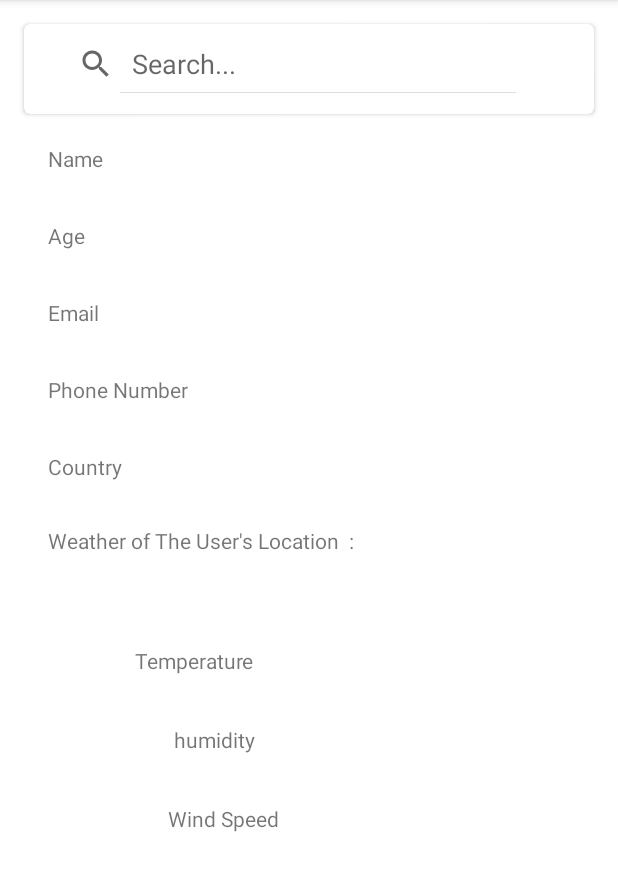
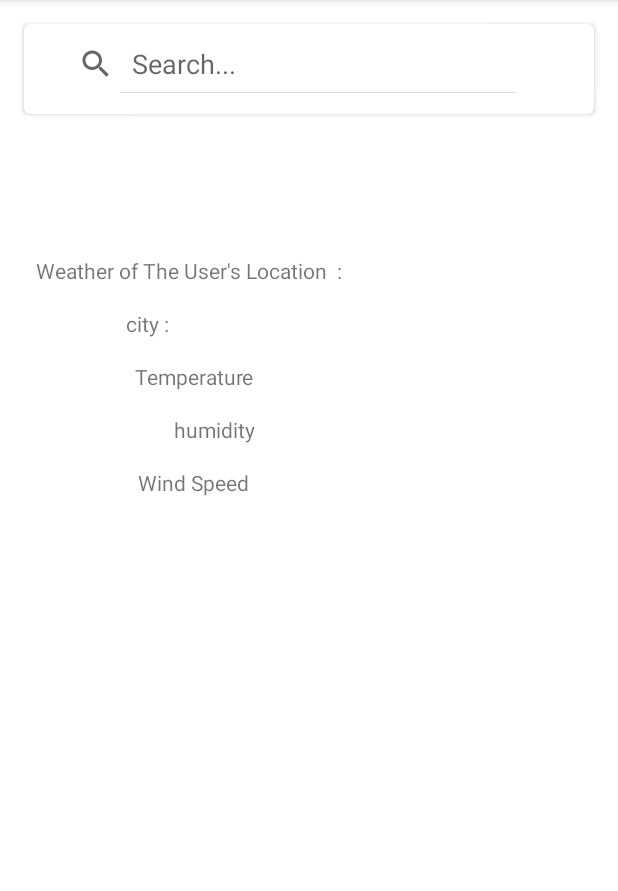
Before and after one commit to Balaganesh007/Listing_App, an Android app: the fragment UserDetailFragment placed in its activity, on a phone screen of 412 x 824 dp, the part 84-975 px from its top. Run offline under Robolectric (Android 15) with nearby library versions, the phone set to English and light mode, and no system bars; our stand-ins replace Room's generated code, Volley, data binding, paging; network calls fail; pictures from the network do not load; 5 statements that could not run were skipped.

Commit message:
Initial commit

```diff
--- a/app/src/main/java/com/example/listingapp/network/Service.kt
+++ b/app/src/main/java/com/example/listingapp/network/Service.kt
@@ -30,7 +30,7 @@ object ObjectUsersApi {
 
 interface UsersApi {
 
-    @GET("?results=5000")
+    @GET("?results=25")
     fun getPropertiesAsync():
             Deferred<NetworkContainer>
 }
--- a/app/src/main/java/com/example/listingapp/ui/ListingScreenFragment.kt
+++ b/app/src/main/java/com/example/listingapp/ui/ListingScreenFragment.kt
@@ -1,5 +1,9 @@
 package com.example.listingapp.ui
 
+import android.content.Context
+import android.net.ConnectivityManager
+import android.net.NetworkCapabilities
+import android.os.Build
 import androidx.lifecycle.ViewModelProvider
 import android.os.Bundle
 import android.util.Log
@@ -14,18 +18,19 @@ import androidx.databinding.DataBindingUtil
 import androidx.databinding.adapters.SearchViewBindingAdapter.setOnQueryTextListener
 import androidx.lifecycle.Observer
 import androidx.navigation.fragment.findNavController
+import androidx.recyclerview.widget.DividerItemDecoration
 import androidx.recyclerview.widget.GridLayoutManager
 
 import com.example.listingapp.R
 import com.example.listingapp.adapter.UserAdapter
 import com.example.listingapp.databinding.ListingScreenFragmentBinding
+import kotlinx.android.synthetic.main.listing_screen_fragment.view.*
 
 class ListingScreenFragment : Fragment() {
 
     private lateinit var binding:ListingScreenFragmentBinding
     private lateinit var viewModel: ListingScreenViewModel
     private lateinit var adapter: UserAdapter
-    private lateinit var searchView: SearchView
 
 
     override fun onCreateView(
@@ -45,6 +50,10 @@ class ListingScreenFragment : Fragment() {
 
         binding.lifecycleOwner = this
 
+        if(checkNetwork(requireContext())){
+            viewModel.refreshTheData()
+        }
+
         val manager = GridLayoutManager(activity, 2)
         binding.usersList.layoutManager = manager
          adapter = UserAdapter(UserAdapter.OnClickListener{
@@ -59,7 +68,18 @@ class ListingScreenFragment : Fragment() {
             }
         })
 
-        //
+//        val searchView : android.widget.SearchView = binding.searchView
+//        searchView.setOnQueryTextListener(object : android.widget.SearchView.OnQueryTextListener {
+//            override fun onQueryTextSubmit(query: String?): Boolean {
+//
+//                return true
+//            }
+//
+//            override fun onQueryTextChange(newText: String?): Boolean {
+//                return true
+//            }
+//
+//        })
 
         viewModel.navigateToSelectedProperty.observe(viewLifecycleOwner, Observer {
             if ( null != it ) {
@@ -71,4 +91,19 @@ class ListingScreenFragment : Fragment() {
         return binding.root
     }
 
+    private fun checkNetwork(context: Context): Boolean {
+        val connectivityManager =
+            context.getSystemService(Context.CONNECTIVITY_SERVICE) as ConnectivityManager
+
+        val network = connectivityManager.activeNetwork ?: return false
+
+        val activeNetwork = connectivityManager.getNetworkCapabilities(network) ?: return false
+
+        return when {
+            activeNetwork.hasTransport(NetworkCapabilities.TRANSPORT_WIFI) -> true
+            activeNetwork.hasTransport(NetworkCapabilities.TRANSPORT_CELLULAR) -> true
+            else -> false
+        }
+    }
+
 }
--- a/app/src/main/java/com/example/listingapp/ui/ListingScreenViewModel.kt
+++ b/app/src/main/java/com/example/listingapp/ui/ListingScreenViewModel.kt
@@ -22,11 +22,13 @@ class ListingScreenViewModel(application: Application) : AndroidViewModel(applic
     val navigateToSelectedProperty: MutableLiveData<UserDataModel?>
         get() = _navigateToSelectedProperty
 
-    init {
+
+    fun refreshTheData(){
         coroutineScope.launch {
             usersRepository.refreshData()
         }
     }
+
 
     val resultList = usersRepository.userData
 
--- a/app/src/main/java/com/example/listingapp/ui/UserDetailFragment.kt
+++ b/app/src/main/java/com/example/listingapp/ui/UserDetailFragment.kt
@@ -42,6 +42,7 @@ class UserDetailFragment : Fragment() {
 
         getWeather()
 
+
         viewModel.humidity.observe(viewLifecycleOwner,Observer{
             binding.humidityTextView.text = viewModel.humidity.value.toString()
         })
@@ -68,4 +69,5 @@ class UserDetailFragment : Fragment() {
         val url = "https://api.openweathermap.org/data/2.5/weather?lat=$lat&lon=$lon&appid=$apiKey"
         viewModel.getWeatherDetails(url)
     }
+
 }
--- a/app/src/main/java/com/example/listingapp/ui/UserDetailViewModel.kt
+++ b/app/src/main/java/com/example/listingapp/ui/UserDetailViewModel.kt
@@ -71,4 +71,5 @@ class UserDetailViewModel(userDataModel: UserDataModel, application: Application
         } }, { error -> error.printStackTrace() })
         requestQueue?.add(request)
     }
+
 }
--- a/app/src/main/res/layout/all_users_list.xml
+++ b/app/src/main/res/layout/all_users_list.xml
@@ -10,29 +10,26 @@
 
     <androidx.constraintlayout.widget.ConstraintLayout
         android:layout_width="match_parent"
-        android:layout_height="229dp">
+        android:layout_height="216dp">
 
         <androidx.cardview.widget.CardView
             android:layout_width="wrap_content"
             android:layout_height="wrap_content"
-            android:layout_marginStart="8dp"
+            android:layout_marginStart="24dp"
             android:layout_marginTop="16dp"
             app:layout_constraintStart_toStartOf="parent"
             app:layout_constraintTop_toTopOf="parent">
 
             <androidx.constraintlayout.widget.ConstraintLayout
-                android:layout_width="181dp"
-                android:layout_height="match_parent">
+                android:layout_width="match_parent"
+                android:layout_height="wrap_content">
 
                 <ImageView
                     android:id="@+id/profileImageView"
-                    android:layout_width="184dp"
-                    android:layout_height="136dp"
-                    android:layout_marginStart="16dp"
-                    android:layout_marginTop="32dp"
-                    android:layout_marginEnd="16dp"
+                    android:layout_width="144dp"
+                    android:layout_height="121dp"
+                    android:layout_marginTop="16dp"
                     app:imageUrl="@{data.userImg}"
-                    app:layout_constraintEnd_toEndOf="parent"
                     app:layout_constraintStart_toStartOf="parent"
                     app:layout_constraintTop_toTopOf="parent"
                     tools:srcCompat="@tools:sample/backgrounds/scenic" />
@@ -44,6 +41,7 @@
                     android:layout_marginTop="8dp"
                     android:layout_marginEnd="8dp"
                     android:text="@{data.first}"
+                    android:textSize="10dp"
                     app:layout_constraintEnd_toStartOf="@+id/lastNameUserTextView"
                     app:layout_constraintHorizontal_bias="0.5"
                     app:layout_constraintHorizontal_chainStyle="packed"
@@ -55,7 +53,10 @@
                     android:layout_width="wrap_content"
                     android:layout_height="wrap_content"
                     android:layout_marginTop="8dp"
+                    android:layout_marginBottom="8dp"
                     android:text="@{data.last}"
+                    android:textSize="10dp"
+                    app:layout_constraintBottom_toBottomOf="parent"
                     app:layout_constraintEnd_toEndOf="parent"
                     app:layout_constraintHorizontal_bias="0.5"
                     app:layout_constraintStart_toEndOf="@+id/firstNameTextView"
--- a/app/src/main/res/layout/user_detail_fragment.xml
+++ b/app/src/main/res/layout/user_detail_fragment.xml
@@ -7,6 +7,7 @@
         <variable
             name="userDetailViewModel"
             type="com.example.listingapp.ui.UserDetailViewModel" />
+
     </data>
 
     <androidx.constraintlayout.widget.ConstraintLayout
@@ -17,125 +18,74 @@
 
         <ImageView
             android:id="@+id/userImageView"
-            android:layout_width="0dp"
-            android:layout_height="wrap_content"
-            android:layout_marginStart="141dp"
-            android:layout_marginTop="64dp"
+            android:layout_width="128dp"
+            android:layout_height="128dp"
+            android:layout_marginStart="8dp"
+            android:layout_marginTop="24dp"
             app:imageUrl="@{userDetailViewModel.selectedProperty.userImg}"
             app:layout_constraintStart_toStartOf="parent"
             app:layout_constraintTop_toTopOf="parent"
             tools:srcCompat="@tools:sample/avatars" />
 
         <TextView
-            android:id="@+id/nameTextView"
+            android:id="@+id/firstNameUserTextView"
             android:layout_width="0dp"
             android:layout_height="wrap_content"
-            android:layout_marginStart="32dp"
-            android:layout_marginTop="32dp"
-            android:text="Name"
-            app:layout_constraintStart_toStartOf="parent"
-            app:layout_constraintTop_toBottomOf="@+id/userImageView" />
-
-        <TextView
-            android:id="@+id/firstNameUserTextView"
-            android:layout_width="wrap_content"
-            android:layout_height="wrap_content"
-            android:layout_marginStart="92dp"
-            android:layout_marginTop="32dp"
+            android:layout_marginStart="16dp"
+            android:layout_marginTop="8dp"
             android:text="@{userDetailViewModel.selectedProperty.first}"
-            app:layout_constraintStart_toEndOf="@+id/nameTextView"
-            app:layout_constraintTop_toBottomOf="@+id/userImageView" />
-
-        <TextView
-            android:id="@+id/AgeTextView"
-            android:layout_width="0dp"
-            android:layout_height="wrap_content"
-            android:layout_marginStart="32dp"
-            android:layout_marginTop="32dp"
-            android:text="Age"
-            app:layout_constraintStart_toStartOf="parent"
-            app:layout_constraintTop_toBottomOf="@+id/nameTextView" />
+            app:layout_constraintStart_toEndOf="@+id/userImageView"
+            app:layout_constraintTop_toTopOf="@+id/userImageView" />
 
         <TextView
             android:id="@+id/lastNameUserTextView"
-            android:layout_width="wrap_content"
+            android:layout_width="0dp"
             android:layout_height="wrap_content"
-            android:layout_marginTop="32dp"
-            android:layout_marginEnd="8dp"
+            android:layout_marginStart="16dp"
+            android:layout_marginTop="8dp"
             android:text="@{userDetailViewModel.selectedProperty.last}"
-            app:layout_constraintEnd_toEndOf="parent"
-            app:layout_constraintHorizontal_bias="0.084"
             app:layout_constraintStart_toEndOf="@+id/firstNameUserTextView"
-            app:layout_constraintTop_toBottomOf="@+id/userImageView" />
+            app:layout_constraintTop_toTopOf="@+id/userImageView" />
 
         <TextView
             android:id="@+id/AgeUserTextView"
             android:layout_width="wrap_content"
-            android:layout_height="0dp"
-            android:layout_marginStart="104dp"
-            android:layout_marginTop="32dp"
+            android:layout_height="wrap_content"
+            android:layout_marginStart="16dp"
+            android:layout_marginTop="16dp"
             android:text="@{userDetailViewModel.selectedProperty.age}"
-            app:layout_constraintStart_toEndOf="@+id/AgeTextView"
+            app:layout_constraintStart_toEndOf="@+id/userImageView"
             app:layout_constraintTop_toBottomOf="@+id/firstNameUserTextView" />
 
         <TextView
-            android:id="@+id/textView6"
+            android:id="@+id/EmailTextView"
             android:layout_width="0dp"
             android:layout_height="wrap_content"
-            android:layout_marginStart="32dp"
-            android:layout_marginTop="32dp"
-            android:text="Email"
-            app:layout_constraintStart_toStartOf="parent"
-            app:layout_constraintTop_toBottomOf="@+id/AgeTextView" />
-
-        <TextView
-            android:id="@+id/EmailTextView"
-            android:layout_width="wrap_content"
-            android:layout_height="0dp"
-            android:layout_marginStart="94dp"
-            android:layout_marginTop="32dp"
+            android:layout_marginStart="16dp"
+            android:layout_marginTop="16dp"
             android:text="@{userDetailViewModel.selectedProperty.email}"
-            app:layout_constraintStart_toEndOf="@+id/textView6"
+            app:layout_constraintStart_toEndOf="@+id/userImageView"
             app:layout_constraintTop_toBottomOf="@+id/AgeUserTextView" />
-
-        <TextView
-            android:id="@+id/textView8"
-            android:layout_width="0dp"
-            android:layout_height="wrap_content"
-            android:layout_marginStart="32dp"
-            android:layout_marginTop="32dp"
-            android:text="Phone Number"
-            app:layout_constraintStart_toStartOf="parent"
-            app:layout_constraintTop_toBottomOf="@+id/textView6" />
 
         <TextView
             android:id="@+id/phoneNoTextView"
             android:layout_width="wrap_content"
-            android:layout_height="0dp"
-            android:layout_marginStart="36dp"
-            android:layout_marginTop="32dp"
+            android:layout_height="wrap_content"
+            android:layout_marginStart="16dp"
+            android:layout_marginTop="16dp"
             android:text="@{userDetailViewModel.selectedProperty.phone}"
-            app:layout_constraintStart_toEndOf="@+id/textView8"
+            app:layout_constraintBottom_toBottomOf="@+id/userImageView"
+            app:layout_constraintStart_toEndOf="@+id/userImageView"
             app:layout_constraintTop_toBottomOf="@+id/EmailTextView" />
-
-        <TextView
-            android:id="@+id/textView10"
-            android:layout_width="0dp"
-            android:layout_height="wrap_content"
-            android:layout_marginStart="32dp"
-            android:layout_marginTop="32dp"
-            android:text="Country"
-            app:layout_constraintStart_toStartOf="parent"
-            app:layout_constraintTop_toBottomOf="@+id/textView8" />
 
         <TextView
             android:id="@+id/countryTextView"
             android:layout_width="wrap_content"
             android:layout_height="wrap_content"
-            android:layout_marginStart="80dp"
-            android:layout_marginTop="32dp"
+            android:layout_marginStart="16dp"
+            android:layout_marginTop="16dp"
             android:text="@{userDetailViewModel.selectedProperty.country}"
-            app:layout_constraintStart_toEndOf="@+id/textView10"
+            app:layout_constraintStart_toEndOf="@+id/textView2"
             app:layout_constraintTop_toBottomOf="@+id/phoneNoTextView" />
 
         <TextView
@@ -143,7 +93,7 @@
             android:layout_width="0dp"
             android:layout_height="wrap_content"
             android:layout_marginStart="116dp"
-            android:layout_marginTop="33dp"
+            android:layout_marginTop="16dp"
             android:text="humidity"
             app:layout_constraintStart_toStartOf="parent"
             app:layout_constraintTop_toBottomOf="@+id/TemperaturetextView" />
@@ -153,7 +103,7 @@
             android:layout_width="wrap_content"
             android:layout_height="wrap_content"
             android:layout_marginStart="90dp"
-            android:layout_marginTop="28dp"
+            android:layout_marginTop="16dp"
             android:text="Temperature"
             app:layout_constraintStart_toStartOf="parent"
             app:layout_constraintTop_toBottomOf="@+id/cityTextView" />
@@ -162,8 +112,8 @@
             android:id="@+id/tempTextView"
             android:layout_width="wrap_content"
             android:layout_height="wrap_content"
-            android:layout_marginStart="61dp"
-            android:layout_marginTop="28dp"
+            android:layout_marginStart="16dp"
+            android:layout_marginTop="16dp"
             app:layout_constraintStart_toEndOf="@+id/TemperaturetextView"
             app:layout_constraintTop_toBottomOf="@+id/cityTextView" />
 
@@ -171,27 +121,27 @@
             android:id="@+id/humidityTextView"
             android:layout_width="wrap_content"
             android:layout_height="wrap_content"
-            android:layout_marginStart="61dp"
-            android:layout_marginTop="32dp"
+            android:layout_marginStart="16dp"
+            android:layout_marginTop="16dp"
             app:layout_constraintStart_toEndOf="@+id/textView"
             app:layout_constraintTop_toBottomOf="@+id/tempTextView" />
 
         <TextView
             android:id="@+id/cityTextView"
             android:layout_width="wrap_content"
-            android:layout_height="19dp"
-            android:layout_marginStart="170dp"
-            android:layout_marginTop="13dp"
+            android:layout_height="wrap_content"
+            android:layout_marginStart="16dp"
+            android:layout_marginTop="16dp"
             android:text="@{userDetailViewModel.selectedProperty.city}"
-            app:layout_constraintStart_toStartOf="parent"
+            app:layout_constraintStart_toEndOf="@+id/textView3"
             app:layout_constraintTop_toBottomOf="@+id/textView2" />
 
         <TextView
             android:id="@+id/textView7"
             android:layout_width="0dp"
             android:layout_height="wrap_content"
-            android:layout_marginStart="112dp"
-            android:layout_marginTop="33dp"
+            android:layout_marginStart="92dp"
+            android:layout_marginTop="16dp"
             android:text="Wind Speed"
             app:layout_constraintStart_toStartOf="parent"
             app:layout_constraintTop_toBottomOf="@+id/textView" />
@@ -200,29 +150,39 @@
             android:id="@+id/windSpeedTextView"
             android:layout_width="wrap_content"
             android:layout_height="wrap_content"
-            android:layout_marginStart="44dp"
-            android:layout_marginTop="32dp"
+            android:layout_marginStart="16dp"
+            android:layout_marginTop="16dp"
             app:layout_constraintStart_toEndOf="@+id/textView7"
             app:layout_constraintTop_toBottomOf="@+id/humidityTextView" />
 
         <TextView
             android:id="@+id/weatherTextView"
-            android:layout_width="0dp"
-            android:layout_height="wrap_content"
-            android:layout_marginStart="205dp"
-            android:layout_marginTop="47dp"
+            android:layout_width="wrap_content"
+            android:layout_height="0dp"
+            android:layout_marginStart="229dp"
+            android:layout_marginTop="12dp"
             app:layout_constraintStart_toStartOf="parent"
             app:layout_constraintTop_toBottomOf="@+id/textView7" />
 
         <TextView
             android:id="@+id/textView2"
-            android:layout_width="0dp"
-            android:layout_height="wrap_content"
-            android:layout_marginStart="32dp"
-            android:layout_marginTop="30dp"
+            android:layout_width="wrap_content"
+            android:layout_height="0dp"
+            android:layout_marginStart="24dp"
+            android:layout_marginTop="16dp"
             android:text="Weather of The User's Location  :"
             app:layout_constraintStart_toStartOf="parent"
-            app:layout_constraintTop_toBottomOf="@+id/textView10" />
+            app:layout_constraintTop_toBottomOf="@+id/phoneNoTextView" />
+
+        <TextView
+            android:id="@+id/textView3"
+            android:layout_width="wrap_content"
+            android:layout_height="0dp"
+            android:layout_marginStart="84dp"
+            android:layout_marginTop="16dp"
+            android:text="city :"
+            app:layout_constraintStart_toStartOf="parent"
+            app:layout_constraintTop_toBottomOf="@+id/textView2" />
 
     </androidx.constraintlayout.widget.ConstraintLayout>
 </layout>
```
Also changed, not shown: app/src/main/java/com/example/listingapp/adapter/UserAdapter.kt (+19 -0 lines).
